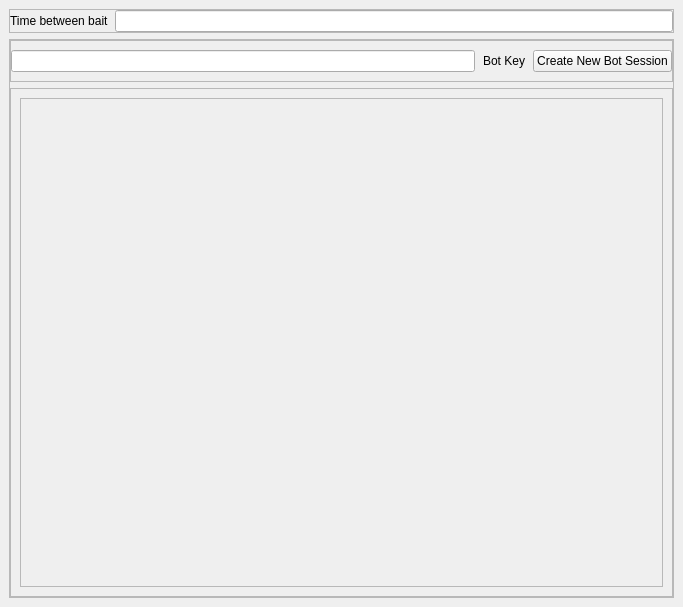
Before: the Qt Designer form PyQtDesigner/fish_bot.ui in gonibix23/fish_bot, drawn with Qt 5.
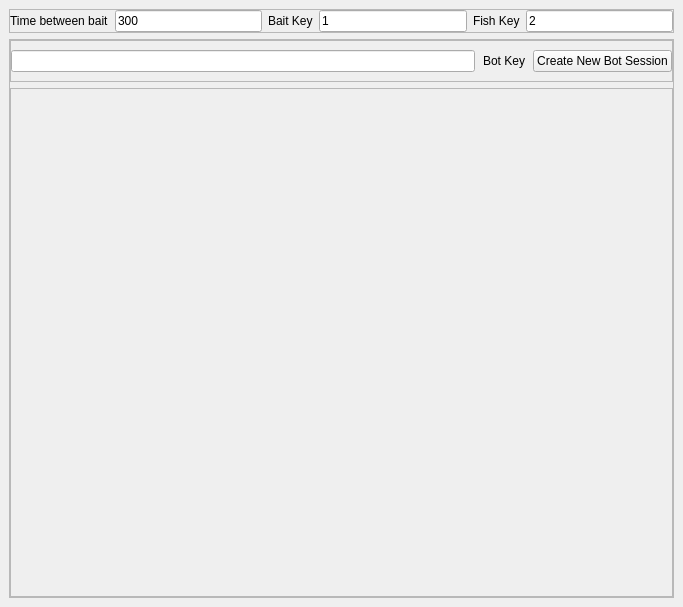
After: the same form once the commit is applied.

Commit message: Input Fields Interface

What changed in the file:
```diff
--- a/PyQtDesigner/fish_bot.ui
+++ b/PyQtDesigner/fish_bot.ui
@@ -65,7 +65,39 @@
         </widget>
        </item>
        <item>
-        <widget class="QLineEdit" name="bait_field"/>
+        <widget class="QLineEdit" name="bait_time_field">
+         <property name="text">
+          <string>300</string>
+         </property>
+        </widget>
+       </item>
+       <item>
+        <widget class="QLabel" name="bait_key_label">
+         <property name="text">
+          <string>Bait Key</string>
+         </property>
+        </widget>
+       </item>
+       <item>
+        <widget class="QLineEdit" name="bait_key_field">
+         <property name="text">
+          <string>1</string>
+         </property>
+        </widget>
+       </item>
+       <item>
+        <widget class="QLabel" name="fish_key_label">
+         <property name="text">
+          <string>Fish Key</string>
+         </property>
+        </widget>
+       </item>
+       <item>
+        <widget class="QLineEdit" name="fish_key_field">
+         <property name="text">
+          <string>2</string>
+         </property>
+        </widget>
        </item>
       </layout>
      </widget>
@@ -146,19 +178,7 @@
             <height>505</height>
            </rect>
           </property>
-          <layout class="QGridLayout" name="gridLayout">
-           <item row="0" column="0">
-            <widget class="QFrame" name="bot_session_0">
-             <property name="frameShape">
-              <enum>QFrame::StyledPanel</enum>
-             </property>
-             <property name="frameShadow">
-              <enum>QFrame::Raised</enum>
-             </property>
-             <layout class="QHBoxLayout" name="horizontalLayout_3"/>
-            </widget>
-           </item>
-          </layout>
+          <layout class="QGridLayout" name="gridLayout"/>
          </widget>
         </widget>
        </item>
```
Left out of the diff: 2 changed lines with no effect on the pictures. The commit also changes 3 other files.
